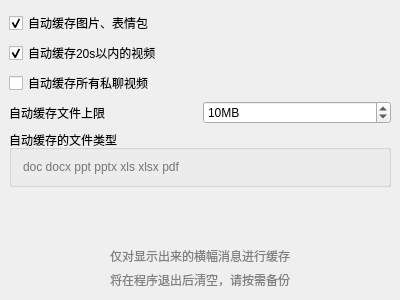
Before: the Qt Designer form widgets/settings/filewidget.ui in iwxyi/CatlikeQQ, drawn with Qt 5.
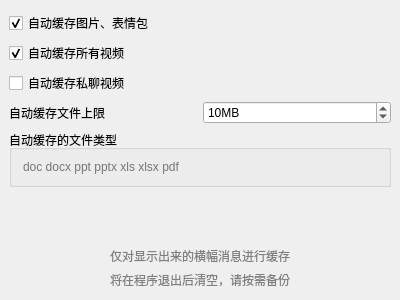
After: the same form once the commit is applied.

Commit message: 读取设置，判断什么情况下显示视频

The edit to the form file:
```diff
--- a/widgets/settings/filewidget.ui
+++ b/widgets/settings/filewidget.ui
@@ -39,7 +39,7 @@
    <item>
     <widget class="QCheckBox" name="autoCacheSmallVideoCheck">
      <property name="text">
-      <string>自动缓存20s以内的视频</string>
+      <string>自动缓存所有视频</string>
      </property>
      <property name="checked">
       <bool>true</bool>
@@ -49,7 +49,7 @@
    <item>
     <widget class="QCheckBox" name="autoCachePrivateVideoCheck">
      <property name="text">
-      <string>自动缓存所有私聊视频</string>
+      <string>自动缓存私聊视频</string>
      </property>
     </widget>
    </item>
```
The commit also changes 1 other file.
